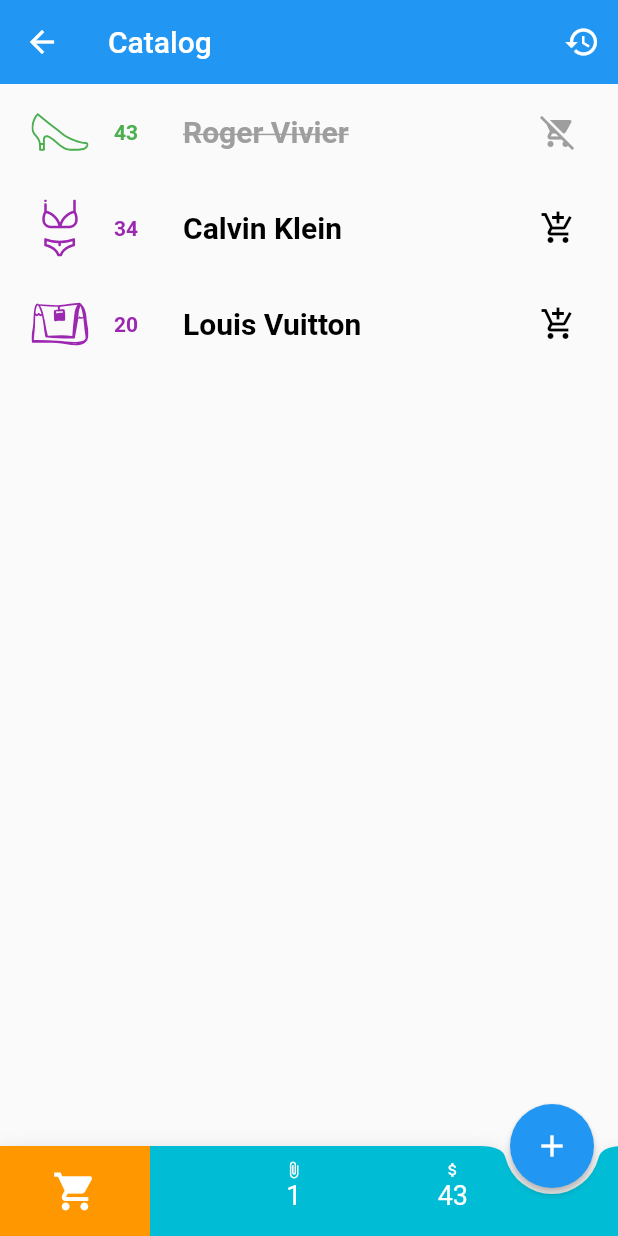
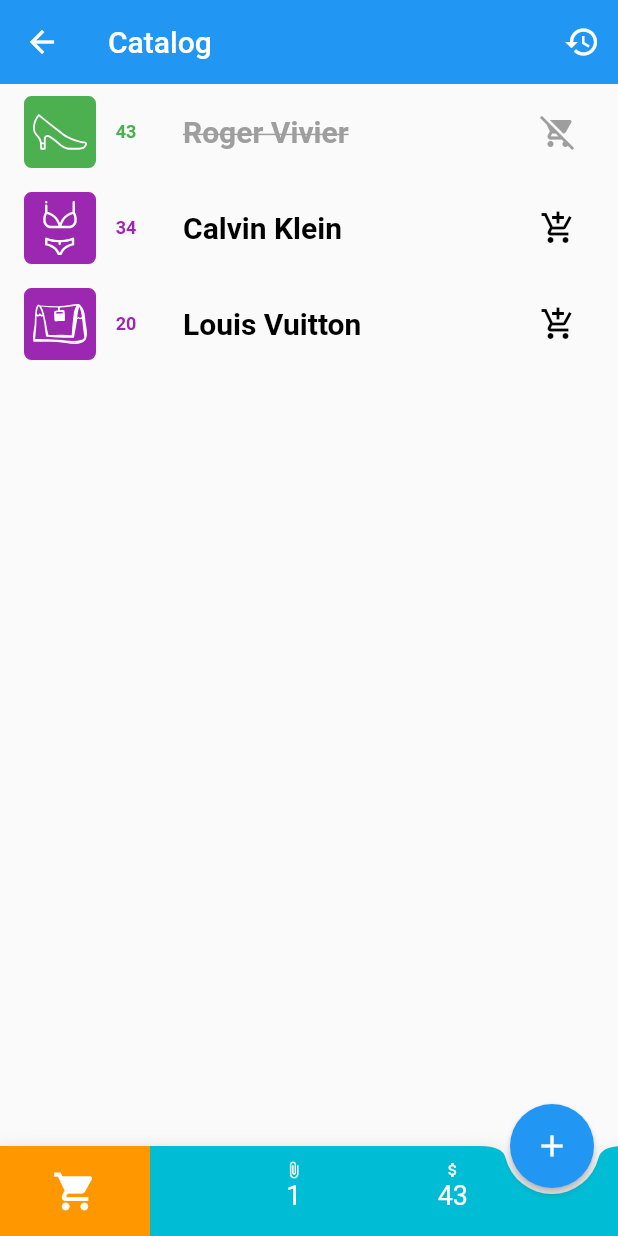
Before and after one commit to flutter-samples/flutter-design-pattern, a Flutter app: the ShopCatalog screen opened directly, after a tap on the "add shopping cart" icon, after a tap on the "add" icon, on a phone screen of 412 x 824 dp. Run offline on Flutter 3.47's test engine with Material 2 defaults, Android fonts, the phone set to English and light mode, and no system bars; our stand-ins replace flutter_svg, sqflite; accounts and stored records are empty; Roboto replaces fonts that are missing (YaHei); statements that could not run were skipped.

Commit message:
ui enhancement

```diff
--- a/lib/views/catalog.dart
+++ b/lib/views/catalog.dart
@@ -206,10 +206,18 @@ class _CatalogList extends StatelessWidget {
             AspectRatio(
               aspectRatio: 1,
               child: Container(
-                color: Colors.transparent,
+                decoration: BoxDecoration(
+                  color: Color(item.color),
+                  border: Border.all(
+                    color: Color(item.color),
+                  ),
+                  borderRadius: BorderRadius.all(
+                    const Radius.circular(5.0),
+                  ),
+                ),
                 padding: EdgeInsets.all(5.0),
                 child: SvgPicture.asset("assets/${item.name}.svg",
-                    color: Color(item.color), semanticsLabel: '${item.name}'),
+                    color: Colors.white, semanticsLabel: '${item.name}'),
               ),
             ),
             Container(
@@ -219,8 +227,10 @@ class _CatalogList extends StatelessWidget {
                 child: Text(
                   item.price.toString(),
                   style: TextStyle(
+                    fontFamily: 'YaHei',
+                    fontWeight: FontWeight.w700,
+                    fontSize: 12,
                     color: Color(item.color),
-                    fontWeight: FontWeight.bold,
                   ),
                 ),
               ),
```
Also changed, not shown: lib/views/cart.dart (+10 -3 lines), github-assets/Screenshot_1567050012.png, github-assets/Screenshot_1567050036.png, github-assets/Simulator Screen Shot - iPhone Xʀ - 2019-08-29 at 11.48.07.png (deleted), github-assets/Simulator Screen Shot - iPhone Xʀ - 2019-08-29 at 11.48.28.png (deleted).
